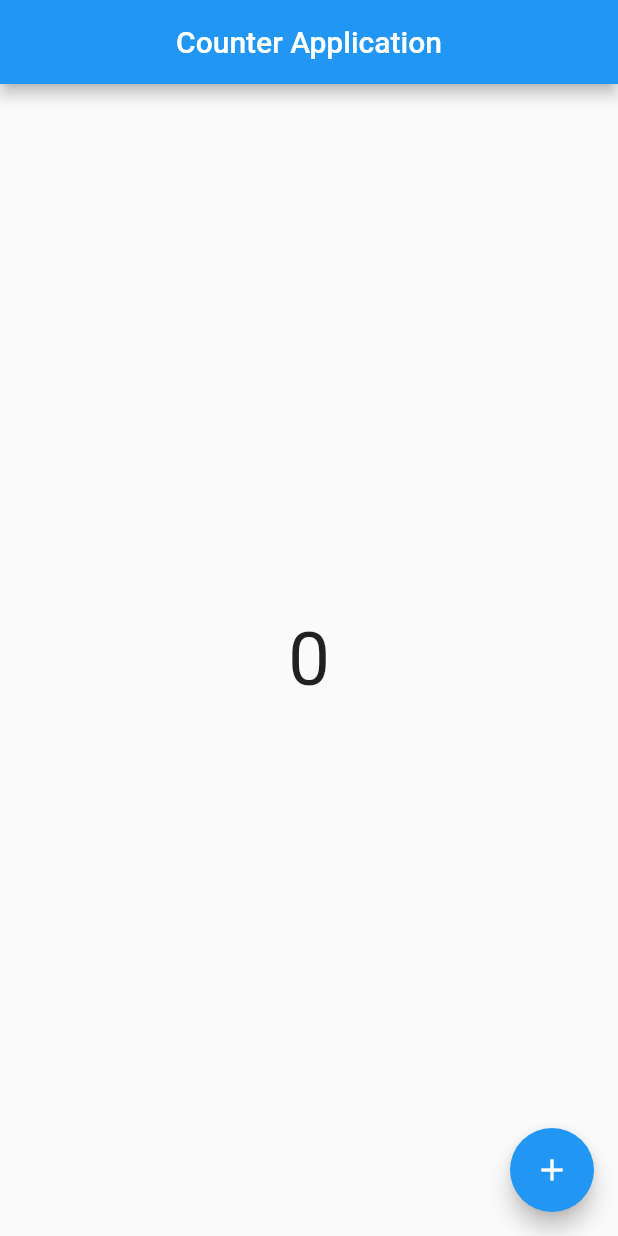
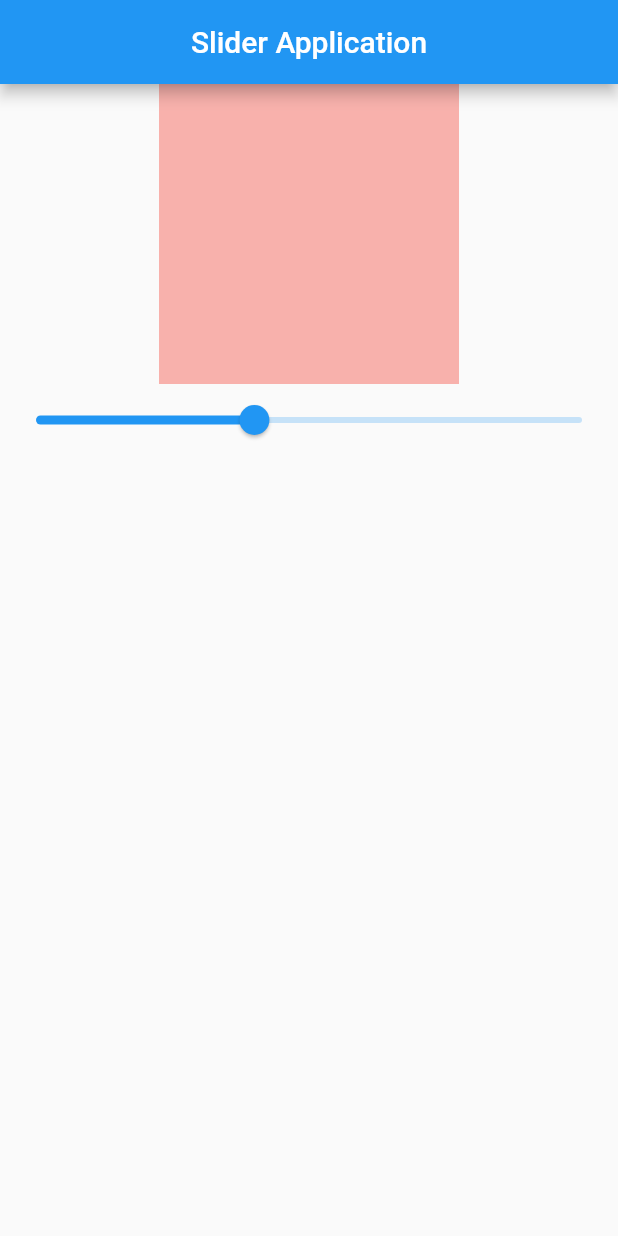
Before and after one commit to muneeb-shahid/GetX-Flutter-State-Management, a Flutter app: the screen it shows after launch, on a phone screen of 412 x 824 dp. Run offline on Flutter 3.47's test engine with Material 2 defaults, Android fonts, the phone set to English and light mode, and no system bars; our stand-ins replace get.

Commit message:
new commit

```diff
--- /dev/null
+++ b/lib/controller/Slider Controller/SliderController.dart
@@ -0,0 +1,9 @@
+import 'package:get/get.dart';
+
+class Slider_App_Controller extends GetxController {
+  RxDouble opacity = 0.4.obs;
+
+  setOpacity(double value) {
+    opacity.value = value;
+  }
+}
--- a/lib/main.dart
+++ b/lib/main.dart
@@ -6,6 +6,8 @@ import 'package:getx/view/Dialog%20Alert/getX_Dialog_Alert.dart';
 import 'package:getx/view/Routes,Navigations%20and%20data%20pass/ScreenOne.dart';
 import 'package:getx/view/Routes,Navigations%20and%20data%20pass/ScreenTwo.dart';
 import 'package:getx/view/SnackBar/getX_SnackBar.dart';
+
+import 'view/Slider/slider.dart';
 
 void main() {
   runApp(const MyApp());
@@ -22,7 +24,7 @@ class MyApp extends StatelessWidget {
       theme: ThemeData(
         primarySwatch: Colors.blue,
       ),
-      home: CounterApp(),
+      home: Slider_App(),
       getPages: [
         GetPage(name: '/', page: () => GetX_SnackBar()),
         GetPage(name: '/GetX_Dialog_Alert', page: () => GetX_Dialog_Alert()),
@@ -35,7 +37,8 @@ class MyApp extends StatelessWidget {
 
         ),
         GetPage(name: "/ScreenTwo", page: () => ScreenTwo(),),
-        GetPage(name: "/CounterApp", page: () => CounterApp(),)
+        GetPage(name: "/CounterApp", page: () => CounterApp(),),
+        GetPage(name: "/Slider_App", page: () => Slider_App(),)
       ],
     );
   }
--- /dev/null
+++ b/lib/view/Slider/slider.dart
@@ -0,0 +1,46 @@
+import 'package:flutter/material.dart';
+import 'package:flutter/src/widgets/framework.dart';
+import 'package:flutter/src/widgets/placeholder.dart';
+import 'package:get/get.dart';
+
+import '../../controller/Slider Controller/SliderController.dart';
+
+class Slider_App extends StatefulWidget {
+  const Slider_App({super.key});
+
+  @override
+  State<Slider_App> createState() => _Slider_AppState();
+}
+
+class _Slider_AppState extends State<Slider_App> {
+  final Slider_App_Controller _slider_app_controller =
+      Get.put(Slider_App_Controller());
+  @override
+  Widget build(BuildContext context) {
+    return Scaffold(
+      appBar: AppBar(
+        title: Text("Slider Application"),
+        centerTitle: true,
+      ),
+      body: Column(
+        children: [
+          Obx(
+            () => Container(
+              color: Colors.red.withOpacity(
+                _slider_app_controller.opacity.value,
+              ),
+              height: 200,
+              width: 200,
+            ),
+          ),
+          Obx(() => Slider(
+                value: _slider_app_controller.opacity.value,
+                onChanged: (value) {
+                  _slider_app_controller.setOpacity(value);
+                },
+              ))
+        ],
+      ),
+    );
+  }
+}
```
